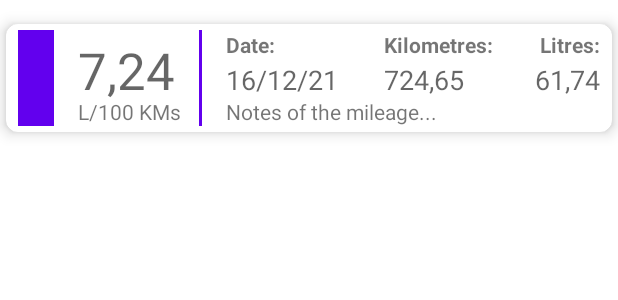
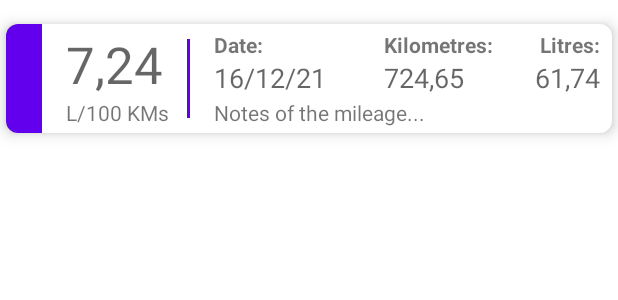
Before and after one commit to miguelamacias/MileageApp, an Android app: the layout list_item_mileage.xml on its own in the app's theme, with its tools: preview values and no code run, on a phone screen of 412 x 824 dp. Shown: the top 300 px of the screen. Run offline under Robolectric (Android 15) with nearby library versions, the phone set to English and light mode, and no system bars.

Commit message:
Version 1.0 Alpha 07 - Multiple improvements
-Some code refactored
-Appearance of List_item_mileage improved
-Confirmation dialogs added when deleting a vehicle or clearing its mileages

```diff
--- a/app/src/main/java/com/macisdev/mileageapp/AddMileageFragment.kt
+++ b/app/src/main/java/com/macisdev/mileageapp/AddMileageFragment.kt
@@ -5,7 +5,6 @@ import android.app.DatePickerDialog
 import android.os.Bundle
 import android.text.Editable
 import android.text.TextWatcher
-import android.text.format.DateFormat
 import android.view.LayoutInflater
 import android.view.View
 import android.view.ViewGroup
@@ -77,7 +76,7 @@ class AddMileageFragment : BottomSheetDialogFragment() {
 		}
 
 		gui.dateEditText.apply {
-			setText(DateFormat.format("dd/MM/yyyy", addMileageVM.date))
+			setText(addMileageVM.formatedDate)
 			setOnClickListener {
 				selectDate()
 			}
--- a/app/src/main/res/layout/list_item_mileage.xml
+++ b/app/src/main/res/layout/list_item_mileage.xml
@@ -19,15 +19,12 @@
 
         <View
                 android:layout_width="24dp"
-                android:layout_height="64dp"
+                android:layout_height="0dp"
                 android:id="@+id/header"
                 android:background="?attr/colorPrimary"
                 app:layout_constraintTop_toTopOf="parent"
                 app:layout_constraintStart_toStartOf="parent"
-                android:layout_marginStart="8dp"
-                android:layout_marginTop="4dp"
-                app:layout_constraintBottom_toBottomOf="parent"
-                android:layout_marginBottom="4dp" />
+                app:layout_constraintBottom_toBottomOf="parent" />
 
         <TextView
                 android:text="@string/mileage_unit"
@@ -36,8 +33,10 @@
                 android:id="@+id/units_label_text_view"
                 android:layout_marginStart="16dp"
                 app:layout_constraintStart_toEndOf="@+id/header"
-                app:layout_constraintBottom_toBottomOf="@+id/header"
-                android:textAppearance="@style/TextAppearance.AppCompat.Small" />
+                android:textAppearance="@style/TextAppearance.AppCompat.Small"
+                app:layout_constraintTop_toBottomOf="@+id/mileage_content_text_view"
+                app:layout_constraintBottom_toBottomOf="parent"
+                android:layout_marginBottom="4dp" />
 
         <TextView
                 tools:text="7,24"
@@ -52,15 +51,15 @@
 
         <View
                 android:layout_width="2dp"
-                android:layout_height="64dp"
+                android:layout_height="0dp"
                 android:id="@+id/vertical_separator"
                 android:background="?attr/colorPrimary"
                 app:layout_constraintTop_toTopOf="parent"
                 android:layout_marginStart="16dp"
                 app:layout_constraintStart_toEndOf="@+id/mileage_content_text_view"
-                android:layout_marginTop="4dp"
+                android:layout_marginTop="10dp"
                 app:layout_constraintBottom_toBottomOf="parent"
-                android:layout_marginBottom="4dp" />
+                android:layout_marginBottom="10dp" />
 
         <TextView
                 android:text="@string/date_label"
@@ -78,10 +77,10 @@
                 android:layout_width="wrap_content"
                 android:layout_height="wrap_content"
                 android:id="@+id/date_content_text_view"
-                app:layout_constraintBaseline_toBaselineOf="@+id/mileage_content_text_view"
                 app:layout_constraintStart_toEndOf="@+id/vertical_separator"
                 android:layout_marginStart="16dp"
-                android:textAppearance="@style/TextAppearance.AppCompat.Medium" />
+                android:textAppearance="@style/TextAppearance.AppCompat.Medium"
+                app:layout_constraintTop_toBottomOf="@+id/date_label_text_view" />
 
         <TextView
                 tools:text="Notes of the mileage..."
@@ -90,8 +89,8 @@
                 android:id="@+id/notes_text_view"
                 android:layout_marginStart="16dp"
                 app:layout_constraintStart_toEndOf="@+id/vertical_separator"
-                app:layout_constraintBottom_toBottomOf="@+id/vertical_separator"
-                android:textAppearance="@style/TextAppearance.AppCompat.Small" />
+                android:textAppearance="@style/TextAppearance.AppCompat.Small"
+                app:layout_constraintBaseline_toBaselineOf="@+id/units_label_text_view" />
 
         <androidx.constraintlayout.widget.Guideline
                 android:orientation="vertical"
--- a/app/src/main/res/values/strings.xml
+++ b/app/src/main/res/values/strings.xml
@@ -1,6 +1,6 @@
 <resources>
     <string name="app_name">MileageApp</string>
-    <string name="app_version">v1.0-alpha06</string>
+    <string name="app_version">v1.0-alpha07</string>
     <string name="kilometres_label">Kilometres:</string>
     <string name="litres_label">Litres:</string>
     <string name="mileage_label">Mileage:</string>
@@ -38,5 +38,8 @@
     <string name="clear_mileages">Delete all mileages</string>
     <string name="cleared_mileages">All mileages deleted!</string>
     <string name="save_changes">Save changes</string>
+    <string name="action_cannot_be_undone">Are you sure? This action can\'t be undone.</string>
+    <string name="cancel">Cancel</string>
+    <string name="accept">Continue</string>
 
 </resources>
```
Also changed, not shown: app/src/main/java/com/macisdev/mileageapp/AddVehicleFragment.kt (+11 -50 lines), app/src/main/java/com/macisdev/mileageapp/MileageListFragment.kt (+25 -52 lines), app/src/main/java/com/macisdev/mileageapp/utils/Adapters.kt (added, +100 -0 lines), app/src/main/java/com/macisdev/mileageapp/viewModels/AddMileageViewModel.kt (+2 -5 lines).
